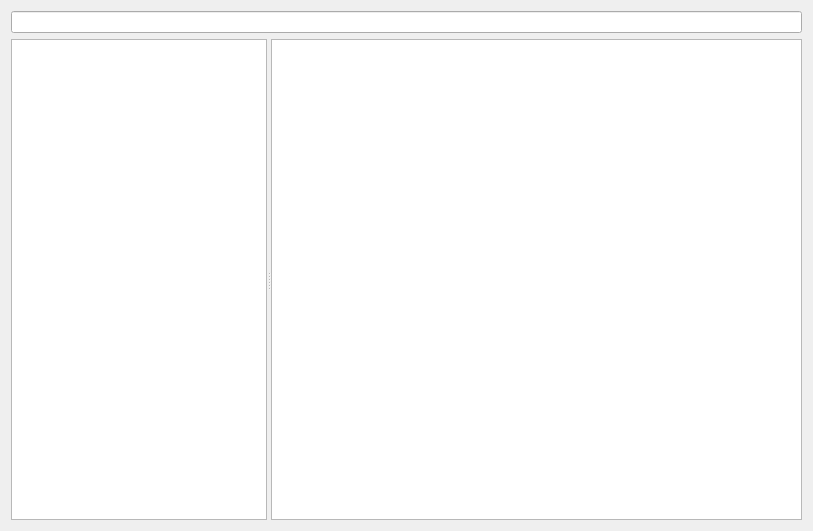
This is ui/tab.ui in jwjulien/bine as Qt 5 draws it before an edit. The edited form follows.
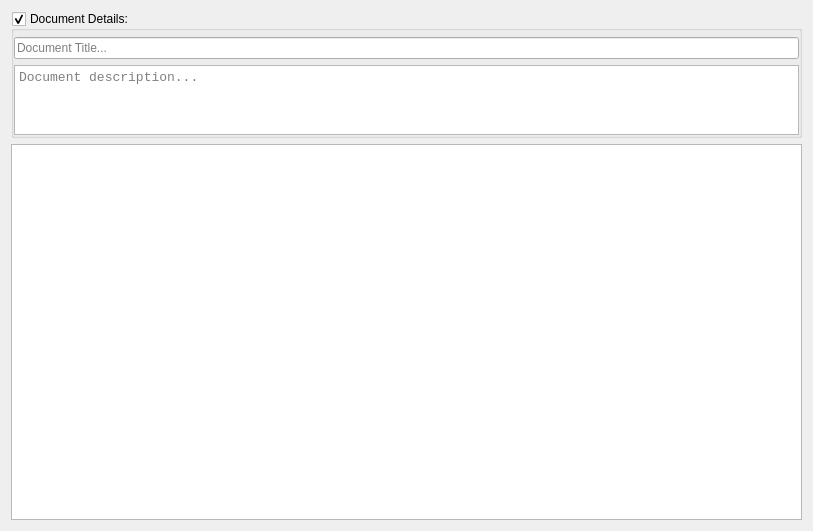
This is the edited form. Custom widgets are drawn as their Qt base class.

Commit message:
very broken implementation of ColumsView in place of tree
branch : bine

Patch:
```diff
--- a/ui/tab.ui
+++ b/ui/tab.ui
@@ -13,15 +13,45 @@
   <property name="windowTitle">
    <string>Form</string>
   </property>
+  <layout class="QVBoxLayout" name="verticalLayout_2">
+   <item>
+    <widget class="QGroupBox" name="group">
+     <property name="sizePolicy">
+      <sizepolicy hsizetype="Preferred" vsizetype="Preferred">
+       <horstretch>0</horstretch>
+       <verstretch>1</verstretch>
+      </sizepolicy>
+     </property>
+     <property name="title">
+      <string>Document Details:</string>
+     </property>
+     <property name="flat">
+      <bool>true</bool>
+     </property>
+     <property name="checkable">
+      <bool>true</bool>
+     </property>
   <layout class="QVBoxLayout" name="verticalLayout">
+      <property name="leftMargin">
+       <number>0</number>
+      </property>
+      <property name="topMargin">
+       <number>6</number>
+      </property>
+      <property name="rightMargin">
+       <number>0</number>
+      </property>
+      <property name="bottomMargin">
+       <number>0</number>
+      </property>
    <item>
-    <widget class="QLineEdit" name="title"/>
+       <widget class="QLineEdit" name="title">
+        <property name="placeholderText">
+         <string>Document Title...</string>
+        </property>
+       </widget>
    </item>
    <item>
-    <widget class="QSplitter" name="splitter">
-     <property name="orientation">
-      <enum>Qt::Horizontal</enum>
-     </property>
      <widget class="MarkdownSpellTextEdit" name="description">
       <property name="sizePolicy">
        <sizepolicy hsizetype="Preferred" vsizetype="Preferred">
@@ -35,12 +65,20 @@
         <pointsize>10</pointsize>
        </font>
       </property>
-     </widget>
-     <widget class="QTreeView" name="tree">
+        <property name="placeholderText">
+         <string>Document description...</string>
+        </property>
+       </widget>
+      </item>
+     </layout>
+    </widget>
+   </item>
+   <item>
+    <widget class="QColumnView" name="columns">
       <property name="sizePolicy">
-       <sizepolicy hsizetype="Expanding" vsizetype="Expanding">
-        <horstretch>3</horstretch>
-        <verstretch>0</verstretch>
+      <sizepolicy hsizetype="Expanding" vsizetype="Preferred">
+       <horstretch>0</horstretch>
+       <verstretch>3</verstretch>
        </sizepolicy>
       </property>
       <property name="dragEnabled">
@@ -55,13 +93,6 @@
       <property name="alternatingRowColors">
        <bool>true</bool>
       </property>
-      <property name="selectionMode">
-       <enum>QAbstractItemView::ExtendedSelection</enum>
-      </property>
-      <property name="headerHidden">
-       <bool>true</bool>
-      </property>
-     </widget>
     </widget>
    </item>
   </layout>
```
Left out of the diff: 6 changed lines with no effect on the pictures. Lines whose indentation alone changed are shown as unchanged. The commit also changes 4 other files.
